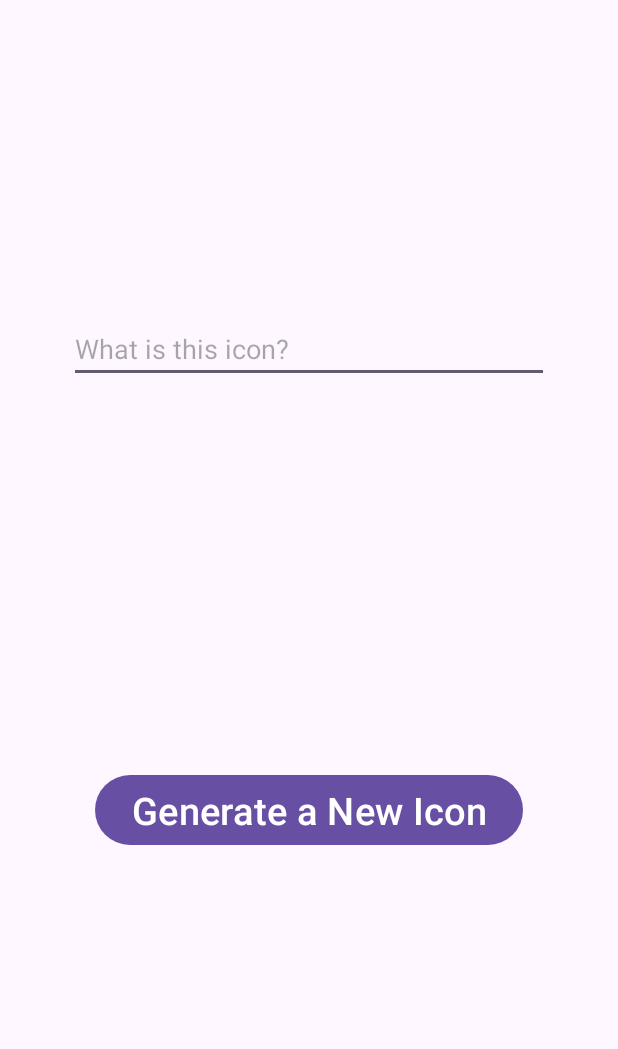
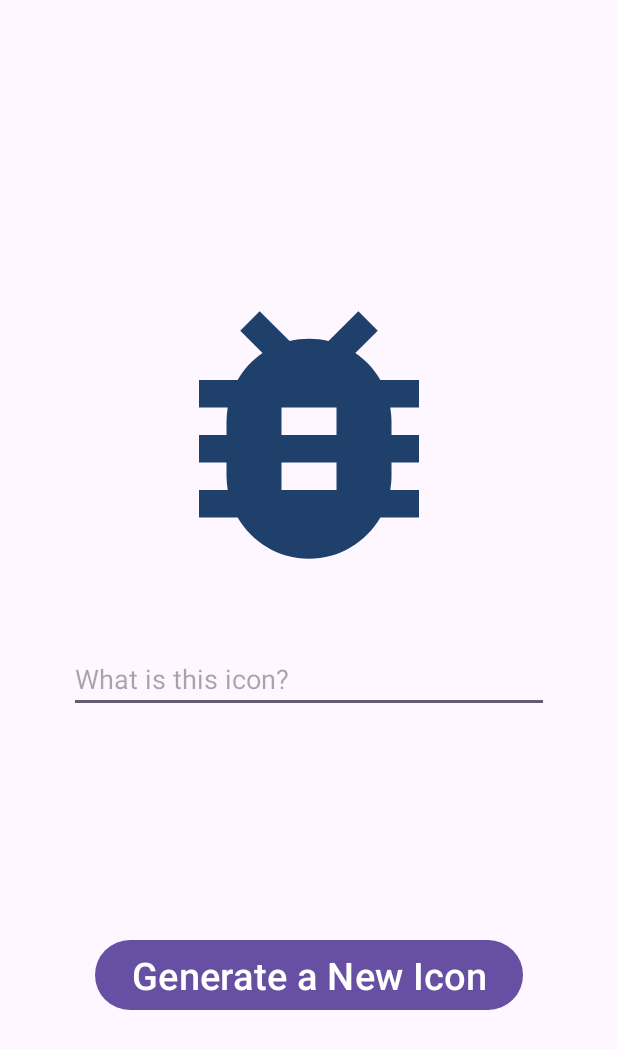
Before and after one commit to ttaliacc/QixuanChen_functionApp, an Android app: the screen it shows after launch (MainActivity), after a tap on "Generate a New Icon", on a phone screen of 412 x 824 dp. Shown: the top 1049 px of the screen. Run offline under Robolectric (Android 15) with nearby library versions, the phone set to English and light mode, and no system bars.

Commit message:
complete the app

```diff
--- a/app/src/main/java/com/bignerdranch/android/statemaintain/MainActivity.kt
+++ b/app/src/main/java/com/bignerdranch/android/statemaintain/MainActivity.kt
@@ -1,8 +1,11 @@
 package com.bignerdranch.android.statemaintain
 
+import android.content.Context
+import android.content.SharedPreferences
 import androidx.appcompat.app.AppCompatActivity
 import android.os.Bundle
 import android.widget.Button
+import android.widget.EditText
 import android.widget.ImageView
 import kotlin.random.Random
 
@@ -10,6 +13,8 @@ class MainActivity : AppCompatActivity() {
 
     private lateinit var button: Button
     private lateinit var imageView: ImageView
+    private lateinit var editText: EditText
+    private lateinit var sharedPreferences: SharedPreferences
 
     override fun onCreate(savedInstanceState: Bundle?) {
         super.onCreate(savedInstanceState)
@@ -17,13 +22,36 @@ class MainActivity : AppCompatActivity() {
 
         button = findViewById(R.id.button)
         imageView = findViewById(R.id.imageView)
+        editText = findViewById(R.id.editTextText)
+
+        sharedPreferences = getSharedPreferences("MyPrefs", Context.MODE_PRIVATE)
+
+        val savedImage = sharedPreferences.getInt("imageKey", 0)
+        if (savedImage != 0) {
+            imageView.setImageResource(savedImage)
+        }
+        val savedText = sharedPreferences.getString("textKey", "")
+        editText.setText(savedText)
 
         button.setOnClickListener {
             generateImage()
         }
     }
     private fun generateImage() {
-        val randomImageId = resources.getIdentifier("cat${Random.nextInt(1, 11)}", "drawable", packageName)
+        val randomImageName = "icon${Random.nextInt(1, 11)}"
+        val randomImageId = resources.getIdentifier(randomImageName, "drawable", packageName)
         imageView.setImageResource(randomImageId)
+
+        val editor = sharedPreferences.edit()
+        editor.putInt("imageKey", randomImageId)
+        editor.apply()
     }
+
+    override fun onDestroy() {
+        super.onDestroy()
+        val editor = sharedPreferences.edit()
+        editor.putString("textKey", editText.text.toString())
+        editor.apply()
+    }
+
 }
--- a/app/src/main/res/layout/activity_main.xml
+++ b/app/src/main/res/layout/activity_main.xml
@@ -9,14 +9,15 @@
 
     <ImageView
         android:id="@+id/imageView"
-        android:layout_width="600dp"
-        android:layout_height="wrap_content"
-        tools:srcCompat="@drawable/icon1"
+        android:layout_width="261dp"
+        android:layout_height="220dp"
         android:layout_marginTop="180dp"
+        android:src="@drawable/icon1"
         app:layout_constraintBottom_toTopOf="@id/editTextText"
         app:layout_constraintEnd_toEndOf="parent"
         app:layout_constraintStart_toStartOf="parent"
-        app:layout_constraintTop_toTopOf="parent"/>
+        app:layout_constraintTop_toTopOf="parent"
+        tools:srcCompat="@drawable/icon1" />
 
     <EditText
         android:id="@+id/editTextText"
@@ -35,6 +36,7 @@
         android:layout_width="wrap_content"
         android:layout_height="wrap_content"
         android:text="Generate a New Icon"
+        android:layout_marginTop="-20dp"
         app:layout_constraintEnd_toEndOf="parent"
         app:layout_constraintStart_toStartOf="parent"
         app:layout_constraintTop_toBottomOf="@id/editTextText"
```
